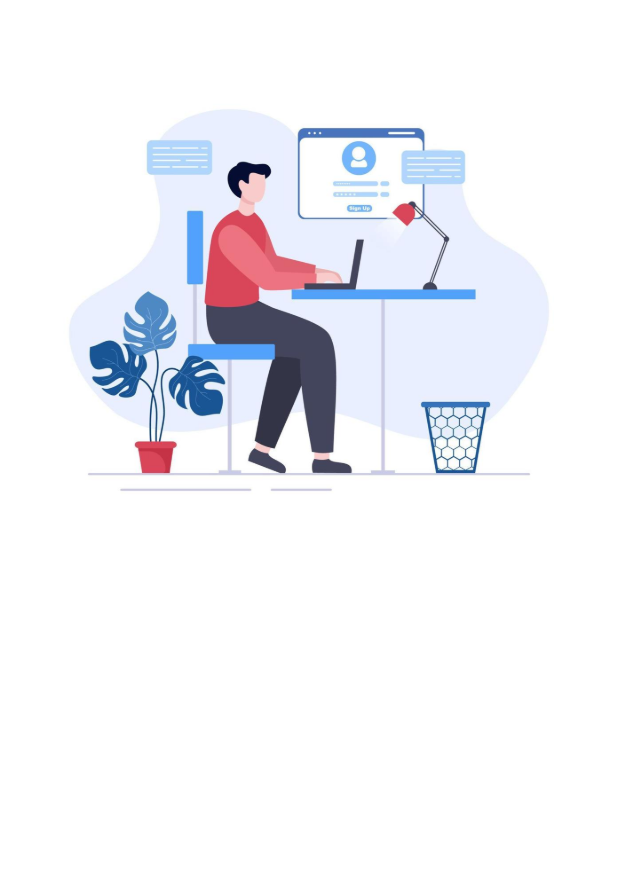
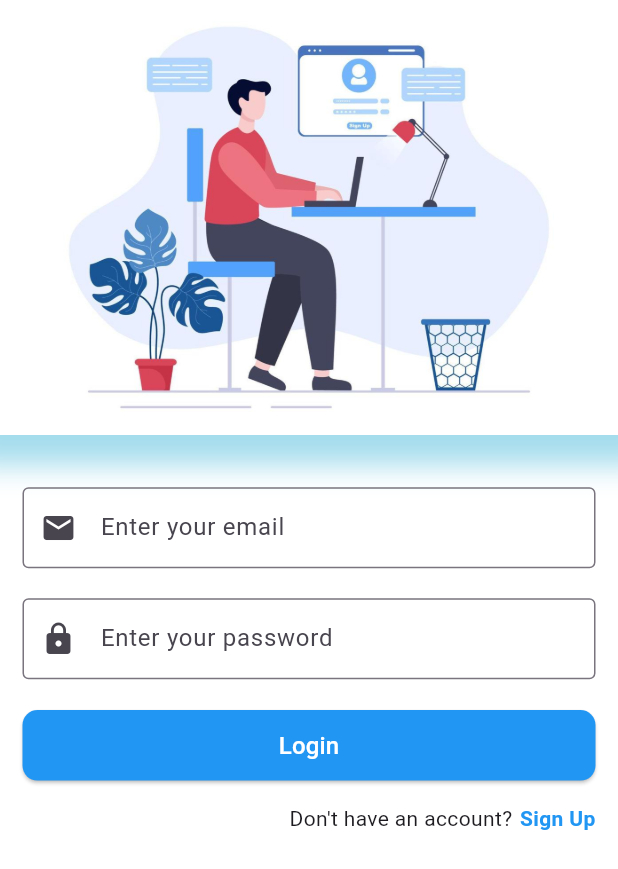
Before and after one commit to AwishkaYapa4/Firebase_1, a Flutter app: the screen it shows after launch, on a phone screen of 412 x 824 dp. Shown: the top 869 px of the screen. Run offline on Flutter 3.47's test engine with Material 3 defaults, Android fonts, the light colour scheme and no system bars; our stand-ins replace cloud_firestore, firebase_auth, firebase_core, flutter_riverpod, freezed_annotation; accounts and stored records are empty.

Commit message:
pages done

```diff
--- /dev/null
+++ b/firebase_1/lib/contains/color.dart
@@ -0,0 +1,4 @@
+import 'package:flutter/material.dart';
+
+Color shadowColor = Color(0xffa4dced);
+Color primaryColor = Color(0xfff5f7f6);
--- /dev/null
+++ b/firebase_1/lib/core/common/wideget/my_button.dart
@@ -0,0 +1,35 @@
+import 'package:flutter/material.dart';
+
+class MyButton extends StatelessWidget {
+  final VoidCallback? onTap;
+  final String buttonText;
+  final Color? color;
+
+  const MyButton({
+    super.key,
+    required this.onTap,
+    required this.buttonText,
+    this.color,
+  });
+
+  @override
+  Widget build(BuildContext context) {
+    return SizedBox(
+      width: double.infinity,
+      child: ElevatedButton(
+        style: ElevatedButton.styleFrom(
+          padding: const EdgeInsets.symmetric(horizontal: 24, vertical: 12),
+          backgroundColor: Colors.blue,
+          shape: RoundedRectangleBorder(
+            borderRadius: BorderRadius.circular(10),
+          ),
+        ),
+        onPressed: onTap,
+        child: Text(
+          buttonText,
+          style: const TextStyle(fontSize: 16, color: Colors.white),
+        ),
+      ),
+    );
+  }
+}
--- /dev/null
+++ b/firebase_1/lib/go_route.dart
@@ -0,0 +1,35 @@
+import 'package:flutter/material.dart';
+import 'package:flutter/widgets.dart';
+
+class NavigationHelper {
+  static void push(BuildContext context, Widget screen) {
+    Navigator.push(context, MaterialPageRoute(builder: (context) => screen));
+  }
+
+  static void pushNamed(
+    BuildContext context,
+    String routeName,
+    Object? arguments,
+  ) {
+    Navigator.pushNamed(context, routeName, arguments: arguments);
+  }
+
+  static void pushReplacement(BuildContext context, Widget screen) {
+    Navigator.pushReplacement(
+      context,
+      MaterialPageRoute(builder: (context) => screen),
+    );
+  }
+
+  static void pop(BuildContext context, {dynamic result}) {
+    Navigator.pop(context, result);
+  }
+
+  static void pushAndRemoveUntil(BuildContext context, Widget screen) {
+    Navigator.pushAndRemoveUntil(
+      context,
+      MaterialPageRoute(builder: (context) => screen),
+      (route) => false,
+    );
+  }
+}
--- a/firebase_1/lib/main.dart
+++ b/firebase_1/lib/main.dart
@@ -1,5 +1,8 @@
-import 'package:firebase_1/user_login_in.dart';
+import 'package:firebase_1/user/auth/screen/sign_up_screen.dart';
+import 'package:firebase_1/user/auth/screen/user_login_in.dart';
 import 'package:flutter/material.dart';
+import 'package:firebase_core/firebase_core.dart';
+import 'package:flutter_riverpod/flutter_riverpod.dart';
 
 void main() {
   runApp(const MyApp());
@@ -11,6 +14,11 @@
   // This widget is the root of your application.
   @override
   Widget build(BuildContext context) {
-    return MaterialApp(home: UserLoginIn());
+    return ProviderScope(
+      child: MaterialApp(
+        debugShowCheckedModeBanner: false,
+        home: UserLoginIn(),
+      ),
+    );
   }
 }
--- /dev/null
+++ b/firebase_1/lib/user/auth/screen/user_login_in.dart
@@ -0,0 +1,81 @@
+import 'package:firebase_1/contains/color.dart';
+import 'package:firebase_1/core/common/wideget/my_button.dart';
+import 'package:firebase_1/go_route.dart';
+import 'package:flutter/material.dart';
+import 'sign_up_screen.dart';
+
+class UserLoginIn extends StatelessWidget {
+  const UserLoginIn({super.key});
+
+  @override
+  Widget build(BuildContext context) {
+    return Scaffold(
+      backgroundColor: Colors.white,
+      body: Column(
+        children: [
+          Container(
+            width: double.infinity,
+            decoration: BoxDecoration(
+              boxShadow: [
+                BoxShadow(color: shadowColor, blurRadius: 15, spreadRadius: 20),
+              ],
+            ),
+            child: Image(image: AssetImage('images/login.jpg')),
+          ),
+          SizedBox(height: 20),
+          Padding(
+            padding: const EdgeInsets.all(15),
+            child: Column(
+              children: [
+                TextField(
+                  autocorrect: false,
+                  keyboardType: TextInputType.emailAddress,
+                  decoration: InputDecoration(
+                    prefixIcon: Icon(Icons.email),
+                    labelText: "Enter your email",
+                    border: OutlineInputBorder(),
+                    contentPadding: EdgeInsets.all(15),
+                  ),
+                ),
+                SizedBox(height: 20),
+                TextField(
+                  autocorrect: false,
+                  keyboardType: TextInputType.visiblePassword,
+                  decoration: InputDecoration(
+                    prefixIcon: Icon(Icons.lock),
+                    labelText: "Enter your password",
+                    border: OutlineInputBorder(),
+                    contentPadding: EdgeInsets.all(15),
+                  ),
+                ),
+                SizedBox(height: 20),
+
+                MyButton(onTap: () {}, buttonText: 'Login'),
+                SizedBox(height: 15),
+                Row(
+                  children: [
+                    Spacer(),
+                    Text("Don't have an account?"),
+                    SizedBox(width: 5),
+                    GestureDetector(
+                      onTap: () {
+                        NavigationHelper.push(context, SignUpScreen());
+                      },
+                      child: Text(
+                        "Sign Up",
+                        style: TextStyle(
+                          color: Colors.blue,
+                          fontWeight: FontWeight.bold,
+                        ),
+                      ),
+                    ),
+                  ],
+                ),
+              ],
+            ),
+          ),
+        ],
+      ),
+    );
+  }
+}
--- /dev/null
+++ b/firebase_1/lib/user/auth/service/auth_provider.dart
@@ -0,0 +1,50 @@
+import 'package:firebase_1/user/auth/model/auth_model.dart';
+import 'package:flutter_riverpod/flutter_riverpod.dart';
+import 'package:freezed_annotation/freezed_annotation.dart';
+
+class AuthoFromNotifier extends StateNotifier<AuthFromState> {
+  AuthoFromNotifier() : super(AuthFromState());
+
+  void togglePasswordVisibility() {
+    state = state.copyWith(isPasswordHidden: !state.isPasswordHidden);
+  }
+
+  void updateName(String name) {
+    String? nameError;
+    if (name.isEmpty && name.length < 6) {
+      nameError = "Provide your full name";
+    }
+
+    state = state.copyWith(name: name, nameError: nameError);
+  }
+
+  void updateEmail(String email) {
+    String? emailError;
+    if (email.isNotEmpty &&
+        !RegExp(
+          r"^[a-zA-Z0-9.a-zA-Z0-9.!#$%&'*+-/=?^_`{|}~]+@[a-zA-Z0-9]+\.[a-zA-Z]+",
+        ).hasMatch(email)) {
+      emailError = "Email can't be empty";
+    }
+
+    state = state.copyWith(email: email, emailError: emailError);
+  }
+
+  void updatePassword(String password) {
+    String? passwordError;
+    if (password.isNotEmpty && password.length < 6) {
+      passwordError = "Password must be at least 6 characters";
+    }
+
+    state = state.copyWith(password: password, passwordError: passwordError);
+  }
+
+  void setLoading(bool isLoading) {
+    state = state.copyWith(isLoading: isLoading);
+  }
+
+  final authFromProvider =
+      StateNotifierProvider<AuthoFromNotifier, AuthFromState>(
+        (ref) => AuthoFromNotifier(),
+      );
+}
--- /dev/null
+++ b/firebase_1/lib/user/auth/service/auth_service.dart
@@ -0,0 +1,67 @@
+import 'package:cloud_firestore/cloud_firestore.dart';
+import 'package:firebase_1/user/auth/screen/sign_up_screen.dart';
+import 'package:firebase_1/user/auth/screen/user_login_in.dart';
+import 'package:firebase_auth/firebase_auth.dart';
+import 'package:flutter/material.dart';
+import 'package:flutter_riverpod/flutter_riverpod.dart';
+
+
+
+class AuthMethod {
+  final FirebaseFirestore _firestore = FirebaseFirestore.instance;
+  final FirebaseAuth _auth = FirebaseAuth.instance;
+
+  Future<String> SignUpScreen({
+    required String email,
+    required String password,
+    required String name,
+  }) async {
+    try {
+      if (email.isNotEmpty || password.isNotEmpty || name.isNotEmpty) {
+        return "Please enter all the fields";
+      }
+      // register user
+      UserCredential cred = await _auth.createUserWithEmailAndPassword(
+        email: email,
+        password: password,
+      );
+
+      // add user to our database
+      await _firestore.collection("users").doc(cred.user!.uid).set({
+        "name": name,
+        "uid": cred.user!.uid,
+        "email": email,
+        "cretedAt": FieldValue.serverTimestamp(),
+      });
+      return "success";
+    } catch (e) {
+      return e.toString();
+    }
+  }
+
+  Future<String> UserLoginIn({
+    required String email,
+    required String password,
+    required String name,
+  }) async {
+    try {
+      if (email.isNotEmpty || password.isNotEmpty) {
+        return "Please enter all the fields";
+      }
+
+      await _auth.signInWithEmailAndPassword(email: email, password: password);
+
+      return "success";
+    } catch (e) {
+      return e.toString();
+    }
+  }
+
+  Future<void> signOut() async {
+    await _auth.signOut();
+  }
+}
+
+final authMethodProvider = Provider<AuthMethod>((ref) {
+  return AuthMethod();
+});
--- a/firebase_1/lib/user_login_in.dart
+++ /dev/null
@@ -1,22 +0,0 @@
-import 'package:flutter/material.dart';
-
-class UserLoginIn extends StatelessWidget {
-  const UserLoginIn({super.key});
-
-  @override
-  Widget build(BuildContext context) {
-    return Scaffold(
-      backgroundColor: Colors.white,
-      body: Column(
-        children: [
-          Container(
-            height: 400,
-            width: double.infinity,
-            decoration: const BoxDecoration(),
-            child: Image(image: AssetImage('images/login.jpg')),
-          ),
-        ],
-      ),
-    );
-  }
-}
```
Also changed, not shown: firebase_1/lib/user/auth/model/auth_model.dart (added, +48 -0 lines), firebase_1/lib/user/auth/screen/sign_up_screen.dart (added, +95 -0 lines), firebase_1/pubspec.yaml (+13 -35 lines), firebase_1/pubspec.lock, 14 other files.
